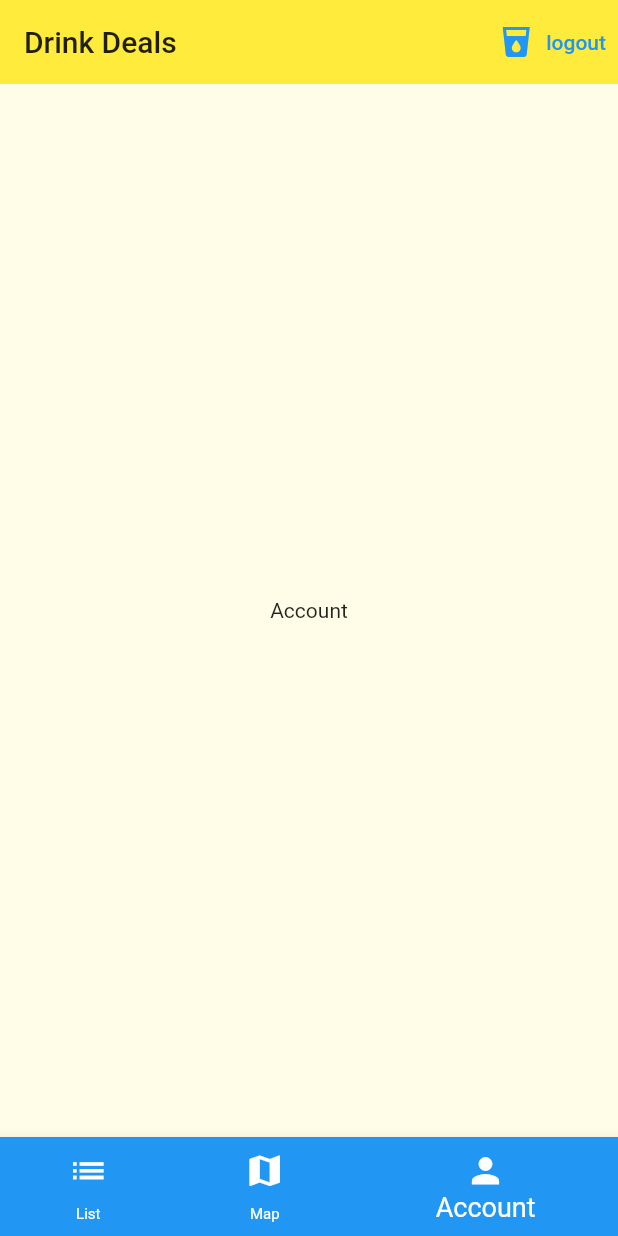
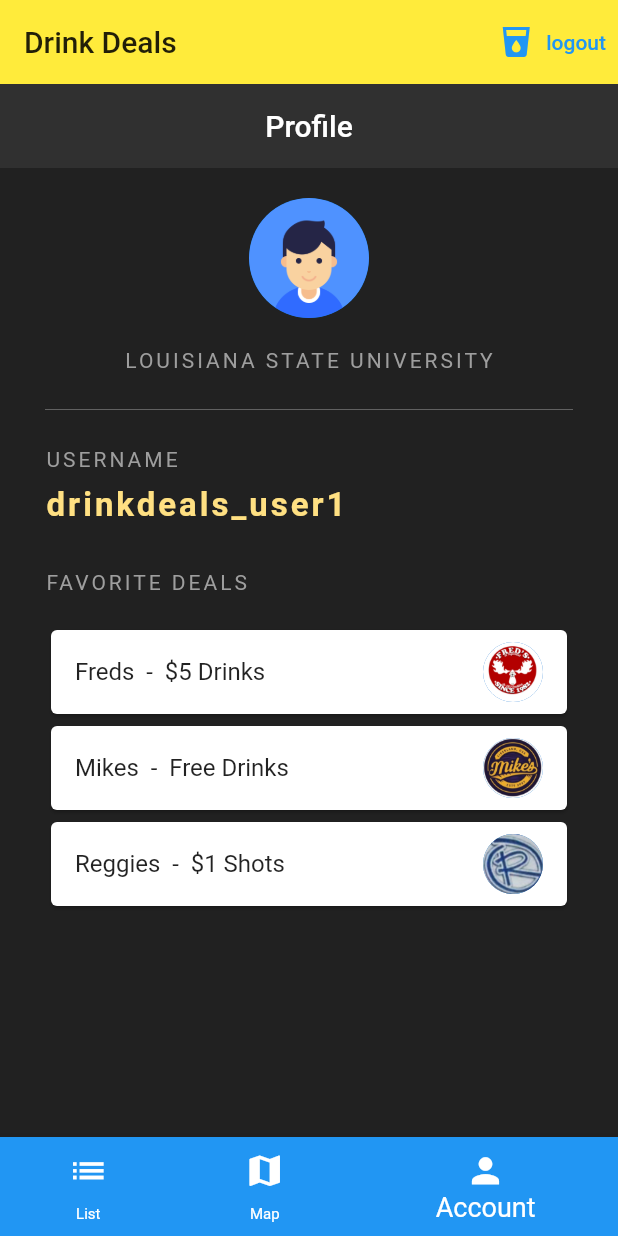
Before and after one commit to sunnyssarai98/drinkdeals, a Flutter app: the screen it shows once a user with an empty profile is signed in, item 3 of the bottom bar chosen, on a phone screen of 412 x 824 dp. Run offline on Flutter 3.47's test engine with Material 2 defaults, Android fonts, the phone set to English and light mode, and no system bars; our stand-ins replace cloud_firestore, firebase_auth, firebase_core; accounts and stored records are empty.

Commit message:
Profile Page Added
Addition of Profile page, displays favorite deals which is for now, hardcoded.

```diff
--- /dev/null
+++ b/lib/screens/home/deal.dart
@@ -0,0 +1,7 @@
+class Deal {
+  String barName;
+  String deal;
+  String picURL;
+
+  Deal({required this.barName, required this.deal, required this.picURL});
+}
--- a/lib/screens/home/home.dart
+++ b/lib/screens/home/home.dart
@@ -1,5 +1,6 @@
 // ignore_for_file: prefer_const_constructors, prefer_const_literals_to_create_immutables
 
+import 'package:drink_deals/screens/home/deal.dart';
 import 'package:drink_deals/services/auth.dart';
 import 'package:flutter/material.dart';
 
@@ -8,15 +9,137 @@ class Home extends StatefulWidget {
   State<Home> createState() => _HomeState();
 }
 
+late List<Deal> deals = [
+  Deal(barName: 'Freds', deal: '\$5 Drinks', picURL: 'freds.png'),
+  Deal(barName: 'Mikes', deal: 'Free Drinks', picURL: 'mikes.png'),
+  Deal(barName: 'Reggies', deal: '\$1 Shots', picURL: 'Reggies')
+];
+
 class _HomeState extends State<Home> {
+  void setupDeals() async {
+    deals = [
+      Deal(barName: 'Freds', deal: '\$5 Drinks', picURL: 'freds.png'),
+      Deal(barName: 'Mikes', deal: 'Free Drinks', picURL: 'mikes.png'),
+      Deal(barName: 'Reggies', deal: '\$1 Shots', picURL: 'Reggies')
+    ];
+  }
+
+  @override
+  void initState() {
+    super.initState();
+    setupDeals();
+  }
+
   final AuthService _auth = AuthService();
 
   int _currentIndex = 0;
 
+  // Deal d1 = deals[1];
   var tabs = [
     Center(child: Text('Home')),
     Center(child: Text('Map')),
-    Center(child: Text('Account')),
+    Scaffold(
+      backgroundColor: Colors.grey[900],
+      appBar: AppBar(
+        title: Text('Profile'),
+        centerTitle: true,
+        backgroundColor: Colors.grey[850],
+        elevation: 0,
+      ),
+      body: Padding(
+        padding: EdgeInsets.fromLTRB(30.0, 20.0, 30.0, 0.0),
+        child: Column(
+          crossAxisAlignment: CrossAxisAlignment.start,
+          children: <Widget>[
+            Center(
+              child: CircleAvatar(
+                backgroundImage: AssetImage('assets/user.png'),
+                radius: 40.0,
+              ),
+            ),
+            SizedBox(
+              height: 20.0,
+            ),
+            Center(
+              child: Text(
+                'LOUISIANA STATE UNIVERSITY',
+                style: TextStyle(
+                  color: Colors.grey,
+                  letterSpacing: 2.0,
+                ),
+              ),
+            ),
+            Divider(
+              height: 50.0,
+              color: Colors.grey[700],
+            ),
+
+            Text(
+              'USERNAME',
+              style: TextStyle(
+                color: Colors.grey,
+                letterSpacing: 2.0,
+              ),
+            ),
+            SizedBox(
+              height: 10.0,
+            ),
+            Text(
+              'drinkdeals_user1',
+              style: TextStyle(
+                  color: Colors.amber[200],
+                  letterSpacing: 2.0,
+                  fontSize: 22.0,
+                  fontWeight: FontWeight.bold),
+            ),
+            SizedBox(
+              height: 30.0,
+            ),
+            // ignore: prefer_const_constructors
+            Text(
+              'FAVORITE DEALS',
+              style: TextStyle(
+                color: Colors.grey,
+                letterSpacing: 2.0,
+              ),
+            ),
+            SizedBox(
+              height: 20.0,
+            ),
+            Card(
+                child: ListTile(
+              onTap: () {},
+              title: Text(
+                deals[0].barName + '\t - \t' + deals[0].deal,
+              ),
+              trailing: InkWell(
+                  child: CircleAvatar(
+                backgroundImage: AssetImage('assets/freds.PNG'),
+              )),
+            )),
+            Card(
+                child: ListTile(
+              onTap: () {},
+              title: Text(deals[1].barName + '\t - \t' + deals[1].deal),
+              trailing: InkWell(
+                  child: CircleAvatar(
+                backgroundImage: AssetImage('assets/mikes.PNG'),
+              )),
+            )),
+            Card(
+              child: ListTile(
+                onTap: () {},
+                title: Text(deals[2].barName + '\t - \t' + deals[2].deal),
+                trailing: InkWell(
+                    child: CircleAvatar(
+                  backgroundImage: AssetImage('assets/reggies.PNG'),
+                )),
+              ),
+            ),
+          ],
+        ),
+      ),
+    )
   ];
 
   @override
```
Also changed, not shown: assets/freds.PNG (added), assets/mikes.PNG (added), assets/reggies.PNG (added), assets/user.png (added).
